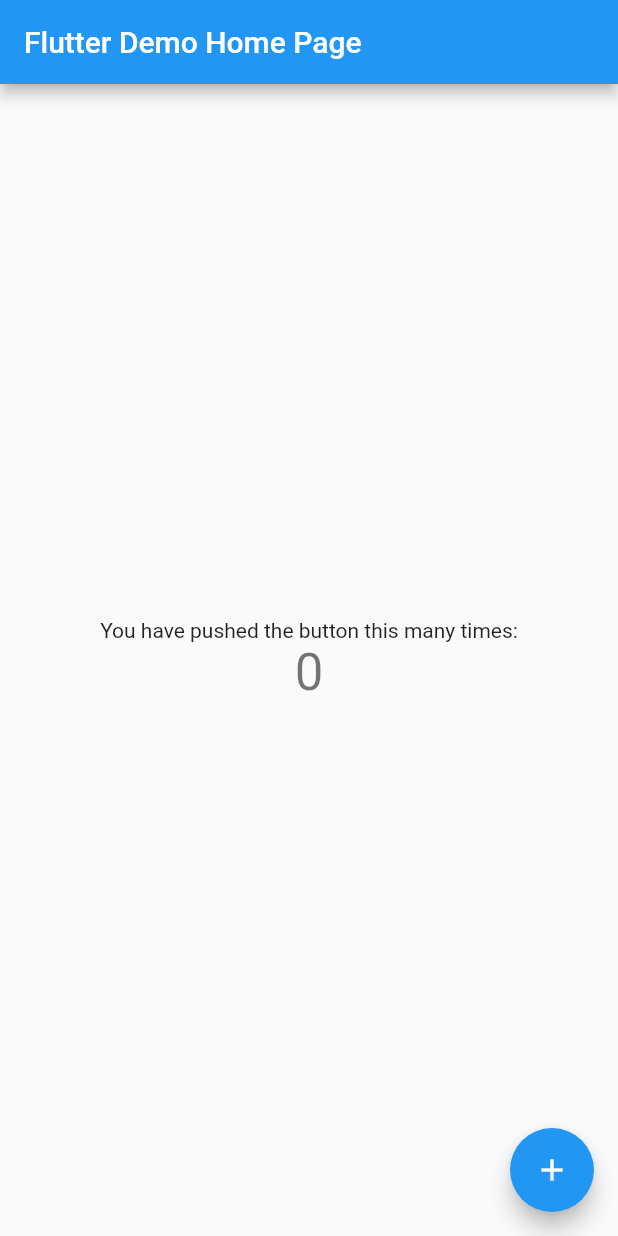
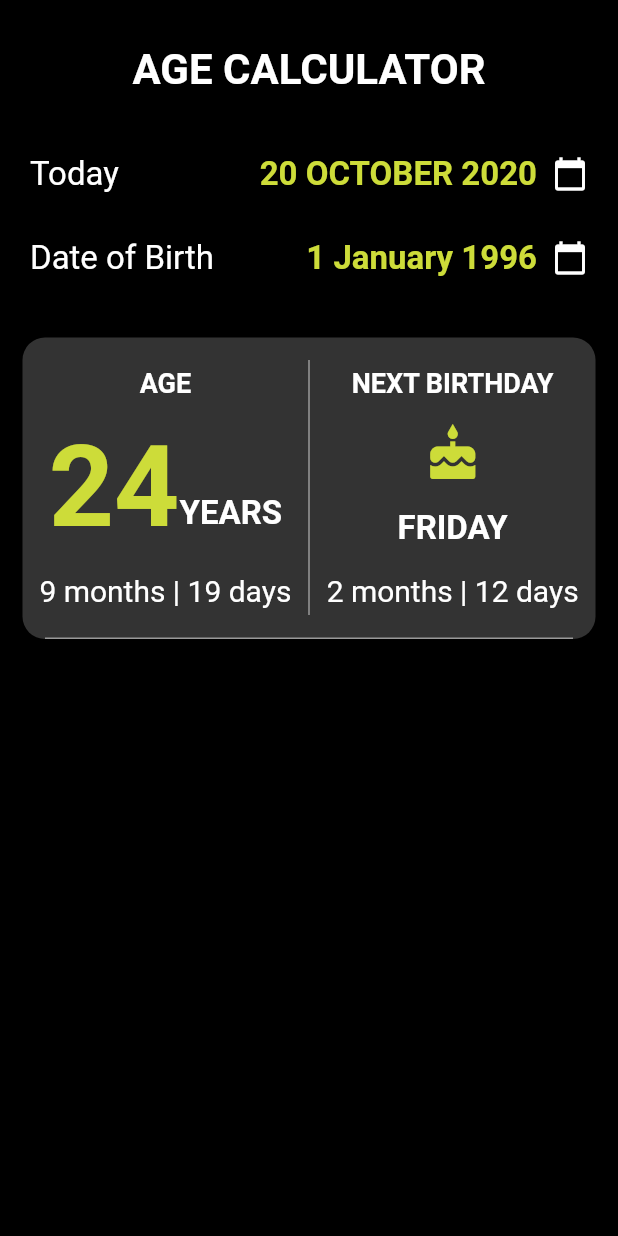
Before and after one commit to TomaszBialek/age_calculator, a Flutter app: the screen it shows after launch, on a phone screen of 412 x 824 dp. Run offline on Flutter 3.47's test engine with Material 2 defaults, Android fonts, the phone set to English and light mode, and no system bars.

Commit message:
Main Container Layout

```diff
--- a/lib/main.dart
+++ b/lib/main.dart
@@ -1,3 +1,4 @@
+import 'package:age_calculator/screens/home_page.dart';
 import 'package:flutter/material.dart';
 
 void main() {
@@ -9,105 +10,8 @@ class MyApp extends StatelessWidget {
   @override
   Widget build(BuildContext context) {
     return MaterialApp(
-      title: 'Flutter Demo',
-      theme: ThemeData(
-        // This is the theme of your application.
-        //
-        // Try running your application with "flutter run". You'll see the
-        // application has a blue toolbar. Then, without quitting the app, try
-        // changing the primarySwatch below to Colors.green and then invoke
-        // "hot reload" (press "r" in the console where you ran "flutter run",
-        // or simply save your changes to "hot reload" in a Flutter IDE).
-        // Notice that the counter didn't reset back to zero; the application
-        // is not restarted.
-        primarySwatch: Colors.blue,
-      ),
-      home: MyHomePage(title: 'Flutter Demo Home Page'),
+      debugShowCheckedModeBanner: false,
+      home: HomePage(),
     );
   }
 }
-
-class MyHomePage extends StatefulWidget {
-  MyHomePage({Key? key, required this.title}) : super(key: key);
-
-  // This widget is the home page of your application. It is stateful, meaning
-  // that it has a State object (defined below) that contains fields that affect
-  // how it looks.
-
-  // This class is the configuration for the state. It holds the values (in this
-  // case the title) provided by the parent (in this case the App widget) and
-  // used by the build method of the State. Fields in a Widget subclass are
-  // always marked "final".
-
-  final String title;
-
-  @override
-  _MyHomePageState createState() => _MyHomePageState();
-}
-
-class _MyHomePageState extends State<MyHomePage> {
-  int _counter = 0;
-
-  void _incrementCounter() {
-    setState(() {
-      // This call to setState tells the Flutter framework that something has
-      // changed in this State, which causes it to rerun the build method below
-      // so that the display can reflect the updated values. If we changed
-      // _counter without calling setState(), then the build method would not be
-      // called again, and so nothing would appear to happen.
-      _counter++;
-    });
-  }
-
-  @override
-  Widget build(BuildContext context) {
-    // This method is rerun every time setState is called, for instance as done
-    // by the _incrementCounter method above.
-    //
-    // The Flutter framework has been optimized to make rerunning build methods
-    // fast, so that you can just rebuild anything that needs updating rather
-    // than having to individually change instances of widgets.
-    return Scaffold(
-      appBar: AppBar(
-        // Here we take the value from the MyHomePage object that was created by
-        // the App.build method, and use it to set our appbar title.
-        title: Text(widget.title),
-      ),
-      body: Center(
-        // Center is a layout widget. It takes a single child and positions it
-        // in the middle of the parent.
-        child: Column(
-          // Column is also a layout widget. It takes a list of children and
-          // arranges them vertically. By default, it sizes itself to fit its
-          // children horizontally, and tries to be as tall as its parent.
-          //
-          // Invoke "debug painting" (press "p" in the console, choose the
-          // "Toggle Debug Paint" action from the Flutter Inspector in Android
-          // Studio, or the "Toggle Debug Paint" command in Visual Studio Code)
-          // to see the wireframe for each widget.
-          //
-          // Column has various properties to control how it sizes itself and
-          // how it positions its children. Here we use mainAxisAlignment to
-          // center the children vertically; the main axis here is the vertical
-          // axis because Columns are vertical (the cross axis would be
-          // horizontal).
-          mainAxisAlignment: MainAxisAlignment.center,
-          children: <Widget>[
-            Text(
-              'You have pushed the button this many times:',
-            ),
-            Text(
-              '$_counter',
-              style: Theme.of(context).textTheme.headline4,
-            ),
-          ],
-        ),
-      ),
-      floatingActionButton: FloatingActionButton(
-        onPressed: _incrementCounter,
-        tooltip: 'Increment',
-        child: Icon(Icons.add),
-      ), // This trailing comma makes auto-formatting nicer for build methods.
-    );
-  }
-}
--- /dev/null
+++ b/lib/screens/home_page.dart
@@ -0,0 +1,233 @@
+import 'package:flutter/cupertino.dart';
+import 'package:flutter/material.dart';
+
+class HomePage extends StatefulWidget {
+  @override
+  State<StatefulWidget> createState() => _HomePageState();
+}
+
+class _HomePageState extends State<HomePage> {
+  @override
+  Widget build(BuildContext context) {
+    return SafeArea(
+      child: Scaffold(
+        backgroundColor: Colors.black,
+        body: Padding(
+          padding: EdgeInsets.symmetric(horizontal: 15),
+          child: Column(
+            children: [
+              SizedBox(
+                height: 30,
+                width: double.maxFinite,
+              ),
+              Text(
+                "AGE CALCULATOR",
+                style: TextStyle(
+                  color: Colors.white,
+                  fontSize: 28,
+                  fontWeight: FontWeight.w700,
+                ),
+              ),
+              SizedBox(
+                height: 40,
+              ),
+              Padding(
+                padding: EdgeInsets.symmetric(horizontal: 5),
+                child: Row(
+                  mainAxisAlignment: MainAxisAlignment.spaceBetween,
+                  children: [
+                    Text(
+                      "Today",
+                      style: TextStyle(
+                          color: Colors.white,
+                          fontWeight: FontWeight.w400,
+                          fontSize: 22),
+                    ),
+                    Row(
+                      mainAxisAlignment: MainAxisAlignment.spaceBetween,
+                      children: [
+                        Text(
+                          "20 OCTOBER 2020",
+                          style: TextStyle(
+                              color: Color(0xFFCDDC39),
+                              fontSize: 22,
+                              fontWeight: FontWeight.w700),
+                        ),
+                        SizedBox(
+                          width: 10,
+                        ),
+                        Icon(
+                          Icons.calendar_today,
+                          color: Colors.white,
+                        )
+                      ],
+                    )
+                  ],
+                ),
+              ),
+              SizedBox(
+                height: 30,
+              ),
+              Padding(
+                padding: EdgeInsets.symmetric(horizontal: 5),
+                child: Row(
+                  mainAxisAlignment: MainAxisAlignment.spaceBetween,
+                  children: [
+                    Text(
+                      "Date of Birth",
+                      style: TextStyle(
+                          color: Colors.white,
+                          fontWeight: FontWeight.w400,
+                          fontSize: 22),
+                    ),
+                    Row(
+                      mainAxisAlignment: MainAxisAlignment.spaceBetween,
+                      children: [
+                        Text(
+                          "1 January 1996",
+                          style: TextStyle(
+                              color: Color(0xFFCDDC39),
+                              fontSize: 22,
+                              fontWeight: FontWeight.w700),
+                        ),
+                        SizedBox(
+                          width: 10,
+                        ),
+                        Icon(
+                          Icons.calendar_today,
+                          color: Colors.white,
+                        )
+                      ],
+                    )
+                  ],
+                ),
+              ),
+              Container(
+                margin: EdgeInsets.symmetric(
+                  vertical: 40,
+                ),
+                width: double.maxFinite,
+                decoration: BoxDecoration(
+                    color: Color(0xFF333333),
+                    borderRadius: BorderRadius.circular(15)),
+                child: Column(
+                  children: [
+                    Row(
+                      mainAxisAlignment: MainAxisAlignment.spaceEvenly,
+                      children: [
+                        Container(
+                          height: 200,
+                          padding: EdgeInsets.symmetric(
+                            vertical: 20,
+                          ),
+                          child: Column(
+                            mainAxisAlignment: MainAxisAlignment.spaceBetween,
+                            children: [
+                              Text(
+                                "AGE",
+                                style: TextStyle(
+                                  color: Colors.white,
+                                  fontSize: 18,
+                                  fontWeight: FontWeight.w700,
+                                ),
+                              ),
+                              Row(
+                                crossAxisAlignment: CrossAxisAlignment.end,
+                                children: [
+                                  Text(
+                                    "24",
+                                    style: TextStyle(
+                                      color: Color(0xFFCDDC39),
+                                      fontSize: 76,
+                                      fontWeight: FontWeight.w700,
+                                    ),
+                                  ),
+                                  Padding(
+                                    padding: EdgeInsets.only(
+                                      bottom: 13,
+                                    ),
+                                    child: Text(
+                                      "YEARS",
+                                      style: TextStyle(
+                                        color: Colors.white,
+                                        fontSize: 22,
+                                        fontWeight: FontWeight.w700,
+                                      ),
+                                    ),
+                                  )
+                                ],
+                              ),
+                              Text(
+                                "9 months | 19 days",
+                                style: TextStyle(
+                                  color: Colors.white,
+                                  fontSize: 20,
+                                  fontWeight: FontWeight.w400,
+                                ),
+                              ),
+                            ],
+                          ),
+                        ),
+                        Container(
+                          height: 170,
+                          width: 1,
+                          color: Color(0xFF999999),
+                        ),
+                        Container(
+                          height: 200,
+                          padding: EdgeInsets.symmetric(
+                            vertical: 20,
+                          ),
+                          child: Column(
+                            mainAxisAlignment: MainAxisAlignment.spaceBetween,
+                            children: [
+                              Text(
+                                "NEXT BIRTHDAY",
+                                style: TextStyle(
+                                  color: Colors.white,
+                                  fontSize: 18,
+                                  fontWeight: FontWeight.w700,
+                                ),
+                              ),
+                              Icon(
+                                Icons.cake,
+                                color: Color(0xFFCDDC39),
+                                size: 40,
+                              ),
+                              Text(
+                                "FRIDAY",
+                                style: TextStyle(
+                                  color: Colors.white,
+                                  fontSize: 22,
+                                  fontWeight: FontWeight.w700,
+                                ),
+                              ),
+                              Text(
+                                "2 months | 12 days",
+                                style: TextStyle(
+                                  color: Colors.white,
+                                  fontSize: 20,
+                                  fontWeight: FontWeight.w400,
+                                ),
+                              ),
+                            ],
+                          ),
+                        ),
+                      ],
+                    ),
+                    Container(
+                      height: 1,
+                      width: double.maxFinite,
+                      color: Color(0xFF999999),
+                      margin: EdgeInsets.symmetric(horizontal: 15),
+                    ),
+                  ],
+                ),
+              )
+            ],
+          ),
+        ),
+      ),
+    );
+  }
+}
```
